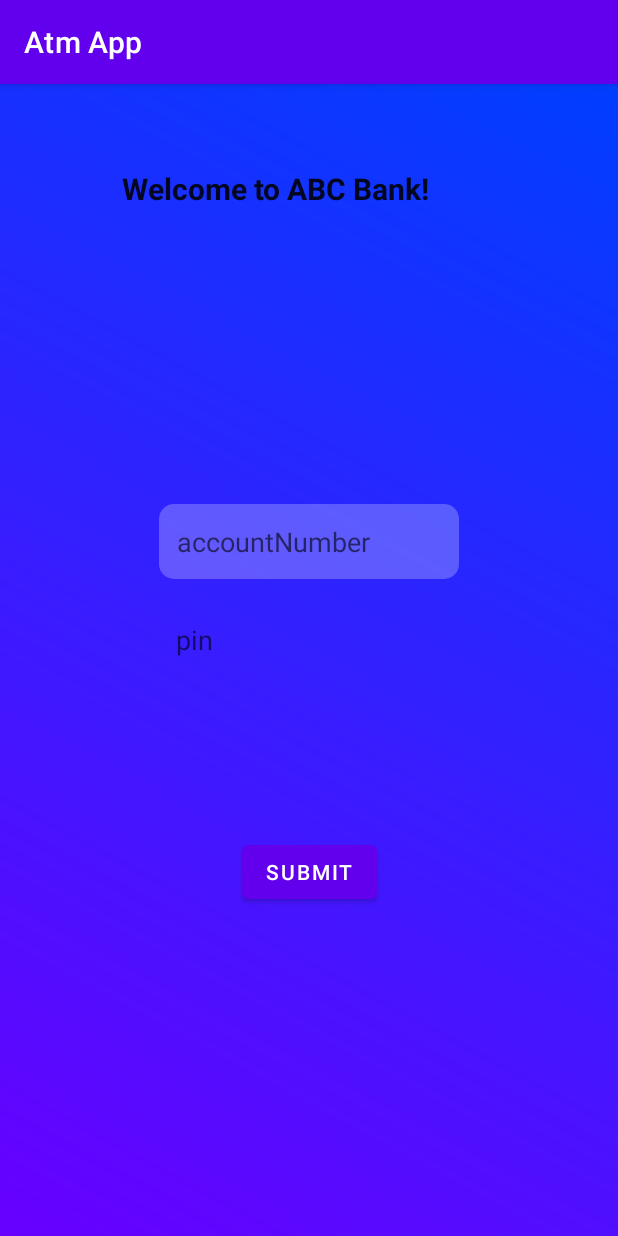
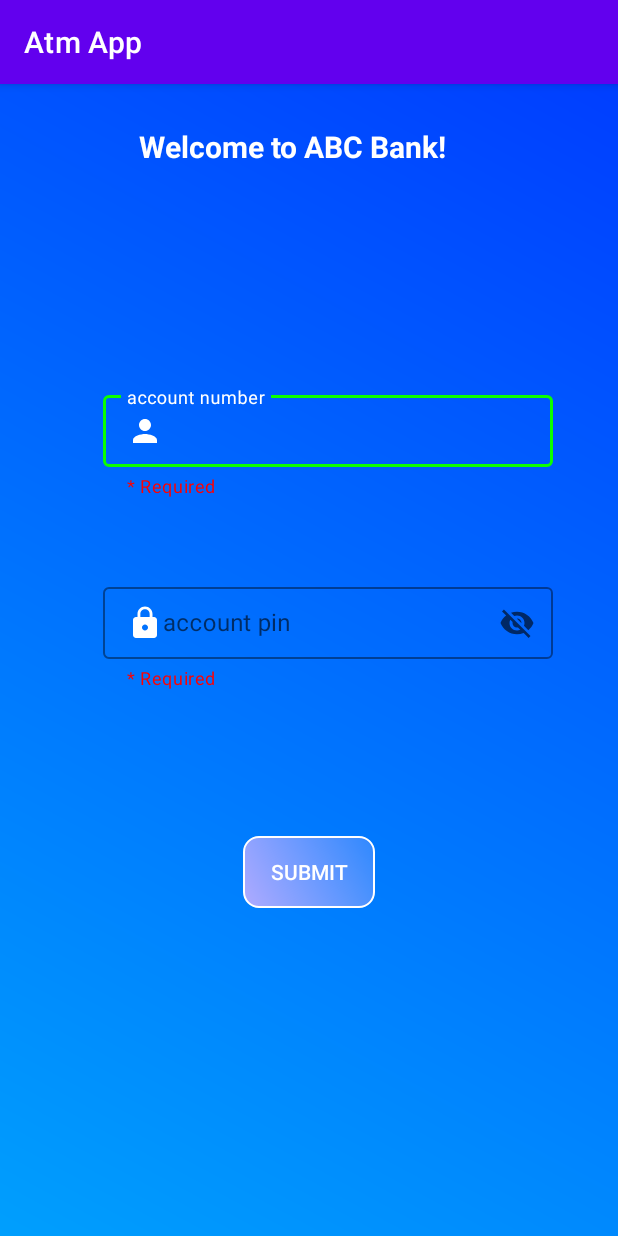
Before and after one commit to Aadhiarc/ATMUI, an Android app: the screen it shows after launch (MainActivity), on a phone screen of 412 x 824 dp. Run offline under Robolectric (Android 15) with nearby library versions, the phone set to English and light mode, and no system bars.

Commit message:
commit 5

```diff
--- a/app/src/main/assets/accountDetails.json
+++ b/app/src/main/assets/accountDetails.json
@@ -6,12 +6,12 @@
   "location": "Salem"
 }, {
 "accountNumber": "994495",
-"accountPin": "1965",
+"accountPin": "1980",
 "name": "jeeva",
 "location": "hosur"
 }, {
 "accountNumber": "994253",
-"accountPin": "1980",
+"accountPin": "1965",
 "name": "raj",
 "location": "hosur"
 }
--- a/app/src/main/java/com/example/atmapp/availableBalance.java
+++ b/app/src/main/java/com/example/atmapp/depositAmount.java
@@ -4,11 +4,11 @@ import androidx.appcompat.app.AppCompatActivity;
 
 import android.os.Bundle;
 
-public class availableBalance extends AppCompatActivity {
+public class depositAmount extends AppCompatActivity {
 
     @Override
     protected void onCreate(Bundle savedInstanceState) {
         super.onCreate(savedInstanceState);
-        setContentView(R.layout.activity_available_balance);
+        setContentView(R.layout.activity_deposit_amount);
     }
 }
--- a/app/src/main/res/drawable/gradient.xml
+++ b/app/src/main/res/drawable/gradient.xml
@@ -1,6 +1,6 @@
 <?xml version="1.0" encoding="utf-8"?>
 <shape xmlns:android="http://schemas.android.com/apk/res/android">
-     <gradient android:startColor="#6800FF"
+     <gradient android:startColor="#009FFD"
         android:endColor="#003EFF"
         android:angle="45"/>
 </shape>
--- /dev/null
+++ b/app/src/main/res/drawable/gradient_btn.xml
@@ -0,0 +1,9 @@
+<?xml version="1.0" encoding="utf-8"?>
+<shape xmlns:android="http://schemas.android.com/apk/res/android">
+  <gradient android:startColor="#afaaff"
+      android:endColor="#30f7ccff"
+      android:angle="45"/>
+  <stroke android:width="1dp"
+    android:color="@color/white"/>
+  <corners android:radius="10dp"/>
+</shape>
--- /dev/null
+++ b/app/src/main/res/drawable/ic_lock.xml
@@ -0,0 +1,5 @@
+<vector android:height="24dp" android:tint="#FFFFFF"
+    android:viewportHeight="24" android:viewportWidth="24"
+    android:width="24dp" xmlns:android="http://schemas.android.com/apk/res/android">
+    <path android:fillColor="@android:color/white" android:pathData="M18,8h-1L17,6c0,-2.76 -2.24,-5 -5,-5S7,3.24 7,6v2L6,8c-1.1,0 -2,0.9 -2,2v10c0,1.1 0.9,2 2,2h12c1.1,0 2,-0.9 2,-2L20,10c0,-1.1 -0.9,-2 -2,-2zM12,17c-1.1,0 -2,-0.9 -2,-2s0.9,-2 2,-2 2,0.9 2,2 -0.9,2 -2,2zM15.1,8L8.9,8L8.9,6c0,-1.71 1.39,-3.1 3.1,-3.1 1.71,0 3.1,1.39 3.1,3.1v2z"/>
+</vector>
--- /dev/null
+++ b/app/src/main/res/drawable/ic_person.xml
@@ -0,0 +1,5 @@
+<vector android:height="24dp" android:tint="#FFFFFF"
+    android:viewportHeight="24" android:viewportWidth="24"
+    android:width="24dp" xmlns:android="http://schemas.android.com/apk/res/android">
+    <path android:fillColor="@android:color/white" android:pathData="M12,12c2.21,0 4,-1.79 4,-4s-1.79,-4 -4,-4 -4,1.79 -4,4 1.79,4 4,4zM12,14c-2.67,0 -8,1.34 -8,4v2h16v-2c0,-2.66 -5.33,-4 -8,-4z"/>
+</vector>
--- a/app/src/main/res/layout/activity_main.xml
+++ b/app/src/main/res/layout/activity_main.xml
@@ -4,59 +4,33 @@
     xmlns:tools="http://schemas.android.com/tools"
     android:layout_width="match_parent"
     android:layout_height="match_parent"
-    tools:context=".MainActivity"
-    android:background="@drawable/gradient">
+    android:background="@drawable/gradient"
+    tools:context=".MainActivity">
 
     <TextView
         android:id="@+id/textView"
         style="@style/CardView.Dark"
         android:layout_width="250dp"
         android:layout_height="50dp"
-        android:layout_marginTop="56dp"
+        android:layout_marginTop="16dp"
+        android:padding="12dp"
         android:text="Welcome to ABC Bank!"
+        android:textColor="@color/white"
+        android:textSize="20dp"
         android:textStyle="bold"
-        android:textSize="20dp"
         app:layout_constraintEnd_toEndOf="parent"
+        app:layout_constraintHorizontal_bias="0.496"
         app:layout_constraintStart_toStartOf="parent"
         app:layout_constraintTop_toTopOf="parent" />
 
-    <EditText
-        android:id="@+id/accountNumber"
-        android:layout_width="200dp"
-        android:layout_height="50dp"
-        android:background="@drawable/edit_text_back"
-        android:hint="accountNumber"
-        android:inputType="number"
-        app:layout_constraintBottom_toBottomOf="parent"
-        app:layout_constraintEnd_toEndOf="parent"
-        app:layout_constraintStart_toStartOf="parent"
-        app:layout_constraintTop_toTopOf="parent"
-        app:layout_constraintVertical_bias="0.39"
-        android:padding="12dp"
-        tools:ignore="MissingConstraints" />
 
-    <EditText
-        android:id="@+id/accountPin"
-        android:layout_width="200dp"
-        android:layout_height="50dp"
-        android:background="@drawable/edit_text_back"
-        android:ems="10"
-        android:hint="pin"
-        android:padding="12dp"
-        android:inputType="numberPassword"
-        app:layout_constraintBottom_toBottomOf="parent"
-        app:layout_constraintEnd_toEndOf="parent"
-        app:layout_constraintHorizontal_bias="0.497"
-        app:layout_constraintStart_toStartOf="parent"
-        app:layout_constraintTop_toBottomOf="@+id/accountNumber"
-        app:layout_constraintVertical_bias="0.039"
-        tools:ignore="MissingConstraints" />
-
-    <Button
+    <androidx.appcompat.widget.AppCompatButton
         android:id="@+id/button1"
         android:layout_width="wrap_content"
         android:layout_height="wrap_content"
+        android:background="@drawable/gradient_btn"
         android:text="Submit"
+        android:textColor="@color/white"
         app:layout_constraintBottom_toBottomOf="parent"
         app:layout_constraintEnd_toEndOf="parent"
         app:layout_constraintStart_toStartOf="parent"
@@ -64,5 +38,64 @@
         app:layout_constraintVertical_bias="0.696"
         tools:ignore="MissingConstraints" />
 
+    <com.google.android.material.textfield.TextInputLayout
+        android:id="@+id/accountNumberLayout"
+        style="@style/Widget.MaterialComponents.TextInputLayout.OutlinedBox"
+        android:layout_width="300dp"
+        android:layout_height="wrap_content"
+        android:hint="account number"
+        app:counterMaxLength="6"
+        app:endIconMode="clear_text"
+        app:helperText="* Required"
+        app:helperTextTextColor="#FF0000"
+        app:hintTextColor="@color/white"
+        app:boxStrokeColor="#0CFF00"
+        app:layout_constraintBottom_toBottomOf="parent"
+        app:layout_constraintEnd_toEndOf="parent"
+        app:layout_constraintHorizontal_bias="0.612"
+        app:layout_constraintStart_toStartOf="parent"
+        app:layout_constraintTop_toTopOf="parent"
+        app:layout_constraintVertical_bias="0.291">
+
+        <com.google.android.material.textfield.TextInputEditText
+            android:id="@+id/accountNumber"
+            android:layout_width="match_parent"
+            android:layout_height="wrap_content"
+            android:maxLength="6"
+            android:inputType="number"
+            android:drawableStart="@drawable/ic_person"
+            android:padding="12dp"/>
+    </com.google.android.material.textfield.TextInputLayout>
+
+    <com.google.android.material.textfield.TextInputLayout
+        android:id="@+id/accountPinLayout"
+        style="@style/Widget.MaterialComponents.TextInputLayout.OutlinedBox"
+        android:layout_width="300dp"
+        android:layout_height="wrap_content"
+        android:layout_marginBottom="364dp"
+        android:hint="account pin"
+        app:counterMaxLength="4"
+        app:endIconMode="password_toggle"
+        app:helperText="* Required"
+        app:helperTextTextColor="#FF0000"
+        app:hintTextColor="@color/white"
+        app:boxStrokeColor="#0CFF00"
+        app:layout_constraintBottom_toBottomOf="parent"
+        app:layout_constraintEnd_toEndOf="parent"
+        app:layout_constraintHorizontal_bias="0.612"
+        app:layout_constraintStart_toStartOf="parent">
+
+        <com.google.android.material.textfield.TextInputEditText
+            android:id="@+id/accountPin"
+            android:layout_width="match_parent"
+            android:layout_height="wrap_content"
+            android:maxLength="4"
+            tools:layout_editor_absoluteX="80dp"
+            tools:layout_editor_absoluteY="412dp"
+            android:inputType="number"
+            android:drawableStart="@drawable/ic_lock"
+            android:padding="12dp"/>
+    </com.google.android.material.textfield.TextInputLayout>
+
 
 </androidx.constraintlayout.widget.ConstraintLayout>
```
Also changed, not shown: app/src/main/AndroidManifest.xml (+6 -6 lines), app/src/main/java/com/example/atmapp/Activity2.java (+18 -1 lines), app/src/main/java/com/example/atmapp/MainActivity.java (+21 -5 lines), app/src/main/res/layout/activity_2.xml (+44 -11 lines), app/src/main/res/layout/activity_available_balance.xml (deleted, +0 -35 lines), app/src/main/res/layout/activity_deposit_amount.xml (added, +41 -0 lines), app/src/main/res/drawable/imagegradient.jpg (added), app/src/main/res/gradient.jpg (added), 2 other files.
